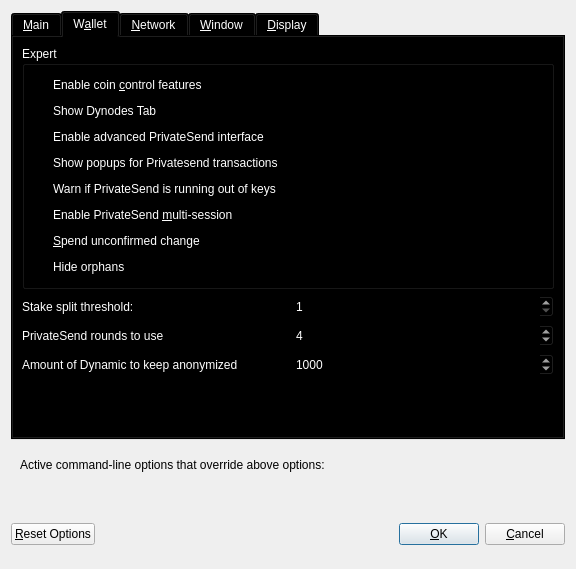
Old version of the form src/qt/forms/optionsdialog.ui in the repository duality-solutions/Dynamic.
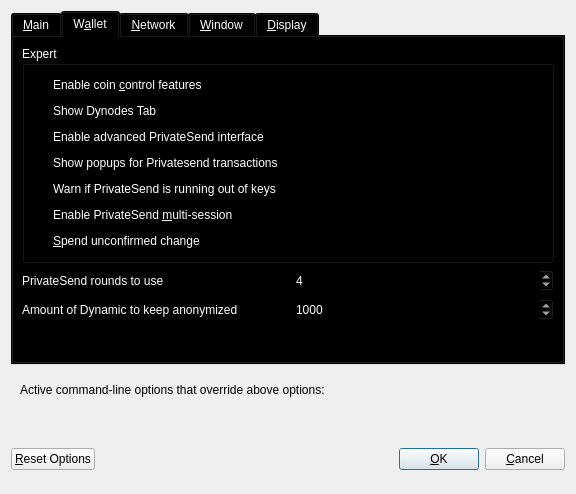
New version of the form. The open tabs and pages were chosen to show the change. Custom widgets are drawn as their Qt base class.

Diff of the .ui file:
```diff
--- a/src/qt/forms/optionsdialog.ui
+++ b/src/qt/forms/optionsdialog.ui
@@ -7,7 +7,7 @@
     <x>0</x>
     <y>0</y>
     <width>576</width>
-    <height>569</height>
+    <height>494</height>
    </rect>
   </property>
   <property name="windowTitle">
@@ -3537,40 +3537,9 @@
             </property>
            </widget>
           </item>
-          <item>
-           <widget class="QCheckBox" name="checkBoxHideOrphans">
-            <property name="toolTip">
-             <string>Hide orphans in transaction lists</string>
-            </property>
-            <property name="text">
-             <string>Hide orphans</string>
-            </property>
-           </widget>
-          </item>
          </layout>
         </widget>
        </item>
-       <item>
-        <layout class="QHBoxLayout" name="horizontalLayout_2_Wallet">
-         <item>
-          <widget class="QLabel" name="labelStakeSplitThresholdText">
-           <property name="text">
-            <string>Stake split threshold:</string>
-           </property>
-          </widget>
-         </item>
-         <item>
-          <widget class="QSpinBox" name="spinBoxStakeSplitThreshold">
-           <property name="minimum">
-            <number>1</number>
-           </property>
-           <property name="maximum">
-            <number>999999</number>
-           </property>
-          </widget>
-         </item>
-        </layout>
-       </item>
        <item>
         <layout class="QHBoxLayout" name="horizontalLayout_4_Wallet">
          <item>
```
Left out of the diff: 8 changed lines with no effect on the pictures.
